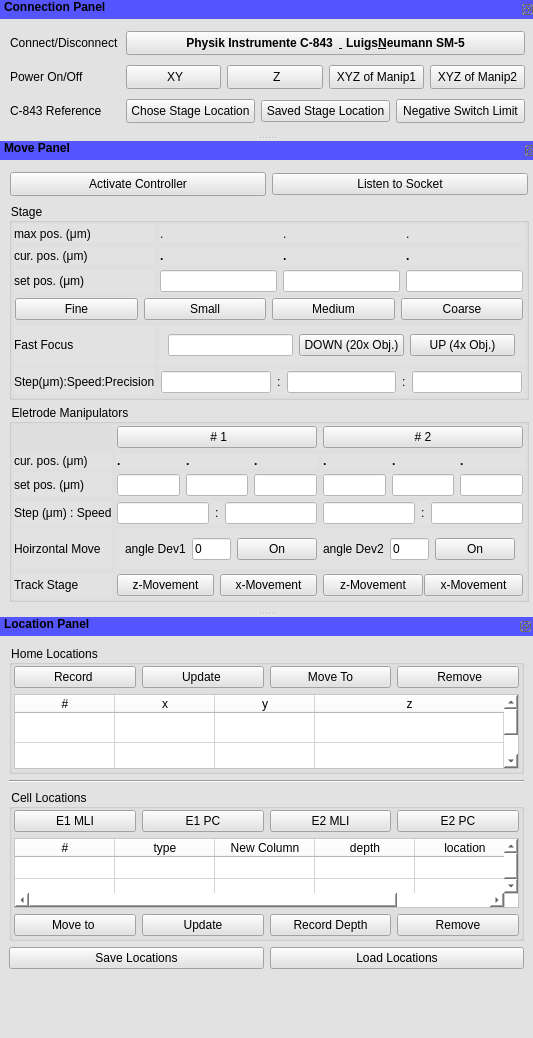
mgraupe/ManipulatorControl, file manipulatorTemplate.ui: the form before one commit.
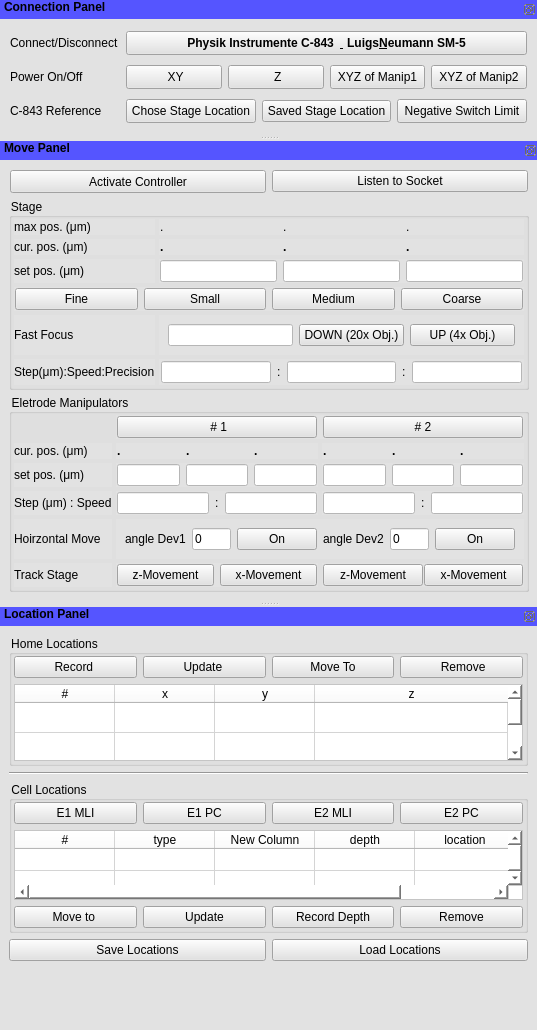
The form after the commit.

```diff
--- a/manipulatorTemplate.ui
+++ b/manipulatorTemplate.ui
@@ -9,8 +9,8 @@
    <rect>
     <x>0</x>
     <y>0</y>
-    <width>533</width>
-    <height>1038</height>
+    <width>537</width>
+    <height>1030</height>
    </rect>
   </property>
   <property name="minimumSize">
@@ -317,7 +317,7 @@
    <property name="minimumSize">
     <size>
      <width>538</width>
-     <height>470</height>
+     <height>460</height>
     </size>
    </property>
    <property name="font">
```
